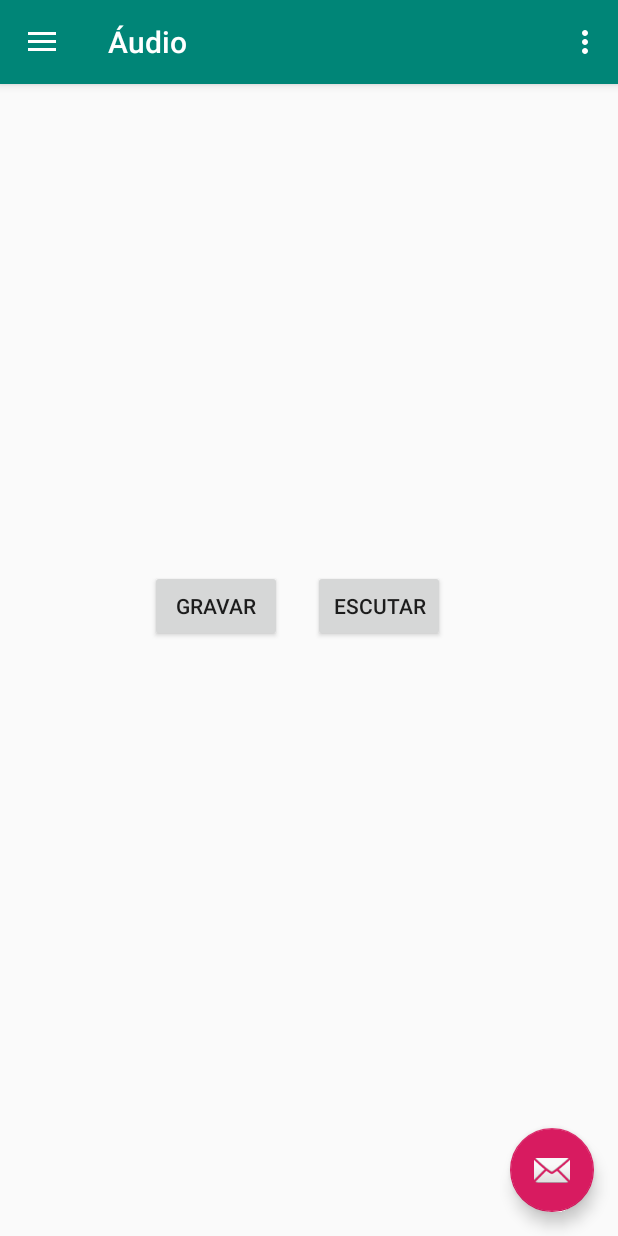
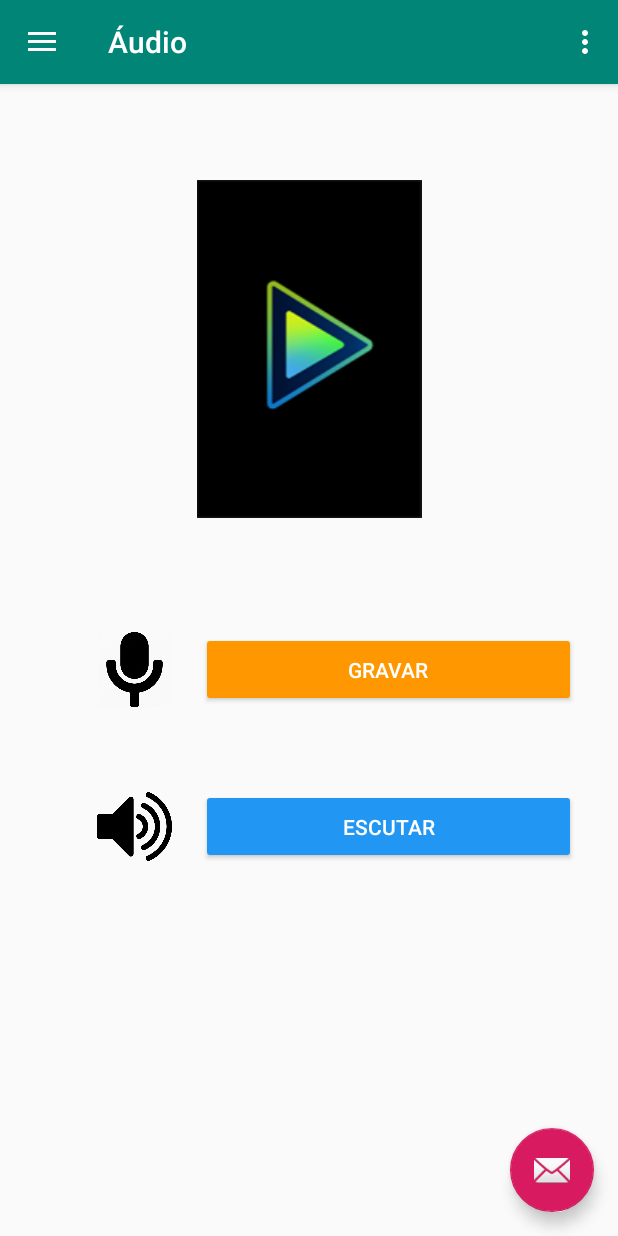
Before and after one commit to ChihYaoYang/Android-CestadeFerramenta2.0, an Android app: the fragment AudioFragment placed in its activity, in the side drawer, after a tap on "Áudio", on a phone screen of 412 x 824 dp. Run offline under Robolectric (Android 15) with nearby library versions, the phone set to English and light mode, and no system bars.

Commit message:
finaliza pratica audio

```diff
--- a/app/src/main/java/com/example/senac/ferramentas20/AudioFragment.java
+++ b/app/src/main/java/com/example/senac/ferramentas20/AudioFragment.java
@@ -81,11 +81,23 @@ public class AudioFragment extends Fragment {
 
     //Cria function gravar/escutar
     public void gravar() {
-//        startRecording();
+        onRecord(mStartRecording);
+        if (mStartRecording) {
+            gravar.setText("Parar Gravação");
+        } else {
+            gravar.setText("Gravar");
+        }
+        mStartRecording = !mStartRecording;
     }
 
     public void escutar() {
-//        startPlaying();
+        onPlay(mStartPlaying);
+        if (mStartPlaying) {
+            escutar.setText("Parar Áudio");
+        } else {
+            escutar.setText("Escutar");
+        }
+        mStartPlaying = !mStartPlaying;
     }
 
     private void startPlaying() {
@@ -96,6 +108,22 @@ public class AudioFragment extends Fragment {
             player.start();
         } catch (Exception e) {
             Log.e("audio", "Erro => startPlaying");
+        }
+    }
+
+    public void onRecord(boolean start) {
+        if (start) {
+            startRecording();
+        } else {
+            stopRecording();
+        }
+    }
+
+    public void onPlay(boolean start) {
+        if (start) {
+            startPlaying();
+        } else {
+            stopPlaying();
         }
     }
 
--- a/app/src/main/res/layout/fragment_audio.xml
+++ b/app/src/main/res/layout/fragment_audio.xml
@@ -10,36 +10,68 @@
         android:layout_width="match_parent"
         android:layout_height="match_parent">
 
+        <ImageView
+            android:id="@+id/imageView7"
+            android:layout_width="match_parent"
+            android:layout_height="wrap_content"
+            android:layout_marginTop="64dp"
+            android:src="@drawable/audio"
+            app:layout_constraintBottom_toTopOf="@+id/imageView6"
+            app:layout_constraintEnd_toEndOf="parent"
+            app:layout_constraintHorizontal_bias="0.0"
+            app:layout_constraintStart_toStartOf="parent"
+            app:layout_constraintTop_toTopOf="parent" />
+
+        <ImageView
+            android:id="@+id/imageView6"
+            android:layout_width="50dp"
+            android:layout_height="50dp"
+            android:layout_marginTop="76dp"
+            android:src="@drawable/mic"
+            app:layout_constraintEnd_toStartOf="@+id/gravar"
+            app:layout_constraintHorizontal_bias="0.771"
+            app:layout_constraintStart_toStartOf="parent"
+            app:layout_constraintTop_toBottomOf="@+id/imageView7" />
+
         <Button
             android:id="@+id/gravar"
-            android:layout_width="wrap_content"
-            android:layout_height="wrap_content"
-            android:layout_marginStart="8dp"
+            android:layout_width="250dp"
+            android:layout_height="50dp"
+            android:layout_marginTop="76dp"
+            android:backgroundTint="#FF9800"
+            android:text="Gravar"
+            android:textColor="#ffffff"
+            app:layout_constraintEnd_toEndOf="parent"
+            app:layout_constraintHorizontal_bias="0.826"
+            app:layout_constraintStart_toStartOf="parent"
+            app:layout_constraintTop_toBottomOf="@+id/imageView7" />
+
+        <ImageView
+            android:id="@+id/imageView5"
+            android:layout_width="50dp"
+            android:layout_height="50dp"
             android:layout_marginTop="8dp"
-            android:layout_marginEnd="8dp"
-            android:layout_marginBottom="8dp"
-            android:text="Gravar"
+            android:src="@drawable/audios"
             app:layout_constraintBottom_toBottomOf="parent"
-            app:layout_constraintEnd_toEndOf="parent"
-            app:layout_constraintHorizontal_bias="0.299"
+            app:layout_constraintEnd_toStartOf="@+id/escutar"
+            app:layout_constraintHorizontal_bias="0.771"
             app:layout_constraintStart_toStartOf="parent"
-            app:layout_constraintTop_toTopOf="parent"
-            app:layout_constraintVertical_bias="0.449" />
+            app:layout_constraintTop_toBottomOf="@+id/imageView6"
+            app:layout_constraintVertical_bias="0.158" />
 
         <Button
             android:id="@+id/escutar"
-            android:layout_width="wrap_content"
-            android:layout_height="wrap_content"
-            android:layout_marginStart="8dp"
+            android:layout_width="250dp"
+            android:layout_height="50dp"
             android:layout_marginTop="8dp"
-            android:layout_marginEnd="68dp"
-            android:layout_marginBottom="8dp"
+            android:backgroundTint="#2196F3"
             android:text="Escutar"
+            android:textColor="#ffffff"
             app:layout_constraintBottom_toBottomOf="parent"
             app:layout_constraintEnd_toEndOf="parent"
-            app:layout_constraintHorizontal_bias="0.809"
+            app:layout_constraintHorizontal_bias="0.826"
             app:layout_constraintStart_toStartOf="parent"
-            app:layout_constraintTop_toTopOf="parent"
-            app:layout_constraintVertical_bias="0.449" />
+            app:layout_constraintTop_toBottomOf="@+id/gravar"
+            app:layout_constraintVertical_bias="0.158" />
     </androidx.constraintlayout.widget.ConstraintLayout>
 </FrameLayout>
--- a/app/src/main/res/mipmap-anydpi-v26/ic_launcher.xml
+++ /dev/null
@@ -1,5 +0,0 @@
-<?xml version="1.0" encoding="utf-8"?>
-<adaptive-icon xmlns:android="http://schemas.android.com/apk/res/android">
-    <background android:drawable="@drawable/ic_launcher_background" />
-    <foreground android:drawable="@drawable/ic_launcher_foreground" />
-</adaptive-icon>
--- a/app/src/main/res/mipmap-anydpi-v26/ic_launcher_round.xml
+++ /dev/null
@@ -1,5 +0,0 @@
-<?xml version="1.0" encoding="utf-8"?>
-<adaptive-icon xmlns:android="http://schemas.android.com/apk/res/android">
-    <background android:drawable="@drawable/ic_launcher_background" />
-    <foreground android:drawable="@drawable/ic_launcher_foreground" />
-</adaptive-icon>
```
Also changed, not shown: app/src/main/res/drawable/audio.png (added), app/src/main/res/drawable/audios.png (added), app/src/main/res/drawable/mic.png (added), app/src/main/res/mipmap-hdpi/ic_launcher.png, app/src/main/res/mipmap-hdpi/ic_launcher_round.png, app/src/main/res/mipmap-mdpi/ic_launcher.png, app/src/main/res/mipmap-mdpi/ic_launcher_round.png, app/src/main/res/mipmap-xhdpi/ic_launcher.png, app/src/main/res/mipmap-xhdpi/ic_launcher_round.png, app/src/main/res/mipmap-xxhdpi/ic_launcher.png, app/src/main/res/mipmap-xxhdpi/ic_launcher_round.png, app/src/main/res/mipmap-xxxhdpi/ic_launcher.png, app/src/main/res/mipmap-xxxhdpi/ic_launcher_round.png.
